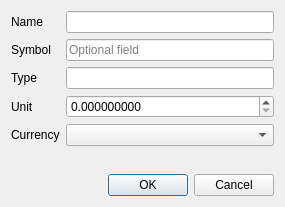
This is src/views/ui_files/dialogs/security_dialog.ui in JakubFranek/Kapytal as Qt 5 draws it before an edit. The edited form follows.
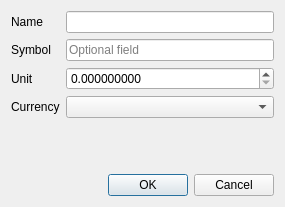
This is the edited form.

Commit message:
Replace many QLineEdits with SmartComboBoxes
Replace "Path" QLineEdits in AccountGroupDialog, CashAccountDialog,
SecurityAccountDialog and CategoryDialog with SmartComboBox.
Replace "Type" QLineEdit in SecurityDialog with SmartComboBox

```diff
--- a/src/views/ui_files/dialogs/security_dialog.ui
+++ b/src/views/ui_files/dialogs/security_dialog.ui
@@ -56,31 +56,14 @@
        </property>
       </widget>
      </item>
-     <item row="2" column="1">
-      <widget class="QLineEdit" name="typeLineEdit">
-       <property name="maxLength">
-        <number>32</number>
-       </property>
-       <property name="placeholderText">
-        <string/>
-       </property>
-      </widget>
-     </item>
      <item row="2" column="0">
-      <widget class="QLabel" name="typeLabel">
-       <property name="text">
-        <string>Type</string>
-       </property>
-      </widget>
-     </item>
-     <item row="3" column="0">
       <widget class="QLabel" name="unitLabel">
        <property name="text">
         <string>Unit</string>
        </property>
       </widget>
      </item>
-     <item row="3" column="1">
+     <item row="2" column="1">
       <widget class="QDoubleSpinBox" name="unitDoubleSpinBox">
        <property name="toolTip">
         <string>Enter smallest unit of Security (for example 1 share, or 0.01 for 1 percent etc)</string>
@@ -93,14 +76,14 @@
        </property>
       </widget>
      </item>
-     <item row="4" column="0">
+     <item row="3" column="0">
       <widget class="QLabel" name="currencyLabel">
        <property name="text">
         <string>Currency</string>
        </property>
       </widget>
      </item>
-     <item row="4" column="1">
+     <item row="3" column="1">
       <widget class="QComboBox" name="currencyComboBox"/>
      </item>
     </layout>
```
The commit also changes 15 other files.
